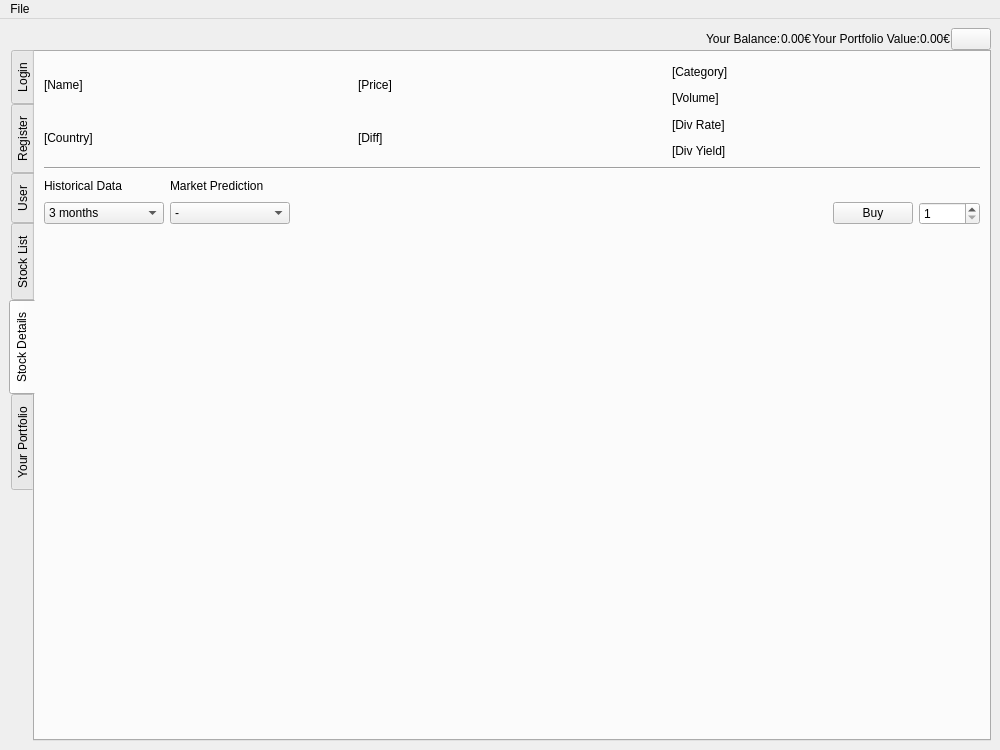
OfficialRey/GUIProject, file main.ui: the form before one commit.
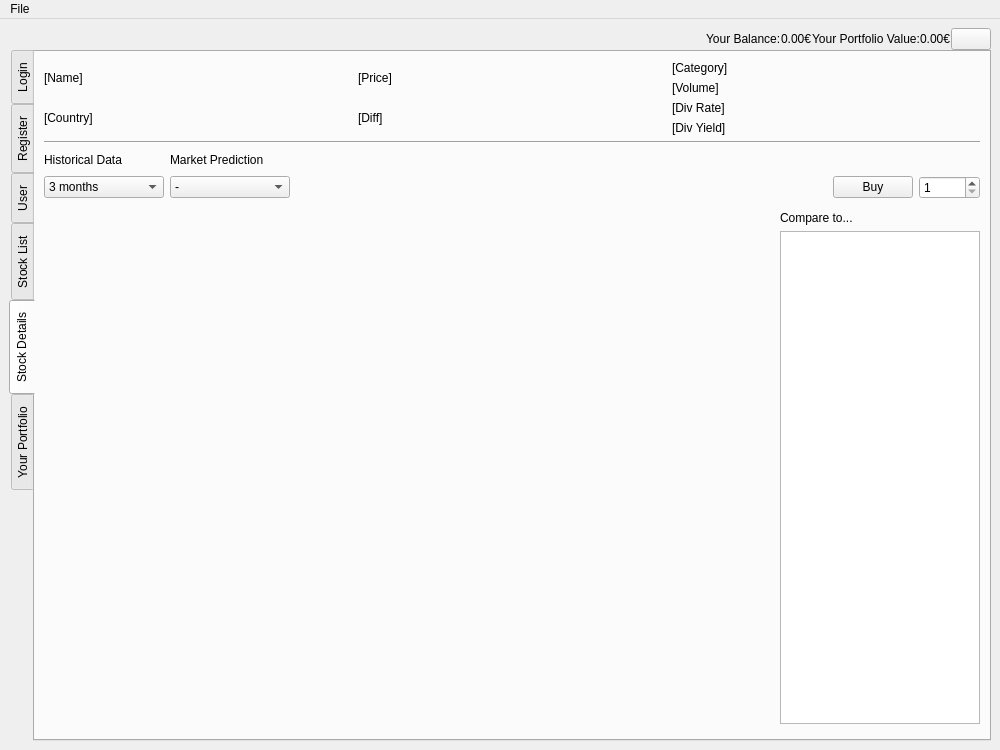
The form after the commit.

Commit message: added compare options

```diff
--- a/main.ui
+++ b/main.ui
@@ -969,7 +969,7 @@
        </attribute>
        <layout class="QVBoxLayout" name="verticalLayout_6">
         <item>
-         <layout class="QVBoxLayout" name="stockDetailsMainLayout" stretch="2,0,0,0,10">
+         <layout class="QVBoxLayout" name="stockDetailsMainLayout" stretch="0,0,0,0,0">
           <item>
            <layout class="QHBoxLayout" name="stockInfoLayout">
             <item>
@@ -1244,7 +1244,57 @@
            </layout>
           </item>
           <item>
-           <widget class="QWidget" name="historyGraphContainer" native="true"/>
+           <layout class="QHBoxLayout" name="graphLayout">
+            <item>
+             <widget class="QWidget" name="historyGraphContainer" native="true">
+              <property name="sizePolicy">
+               <sizepolicy hsizetype="Expanding" vsizetype="Expanding">
+                <horstretch>0</horstretch>
+                <verstretch>0</verstretch>
+               </sizepolicy>
+              </property>
+             </widget>
+            </item>
+            <item>
+             <layout class="QVBoxLayout" name="compareGraphOptionsLayout">
+              <property name="spacing">
+               <number>6</number>
+              </property>
+              <property name="leftMargin">
+               <number>0</number>
+              </property>
+              <property name="topMargin">
+               <number>6</number>
+              </property>
+              <property name="bottomMargin">
+               <number>6</number>
+              </property>
+              <item>
+               <widget class="QLabel" name="compareLabel">
+                <property name="text">
+                 <string>Compare to...</string>
+                </property>
+               </widget>
+              </item>
+              <item>
+               <widget class="QListWidget" name="compareOptions">
+                <property name="sizePolicy">
+                 <sizepolicy hsizetype="Fixed" vsizetype="Expanding">
+                  <horstretch>0</horstretch>
+                  <verstretch>0</verstretch>
+                 </sizepolicy>
+                </property>
+                <property name="maximumSize">
+                 <size>
+                  <width>200</width>
+                  <height>16777215</height>
+                 </size>
+                </property>
+               </widget>
+              </item>
+             </layout>
+            </item>
+           </layout>
           </item>
          </layout>
         </item>
```
Left out of the diff: 2 changed lines with no effect on the pictures. The commit also changes 1 other file.
